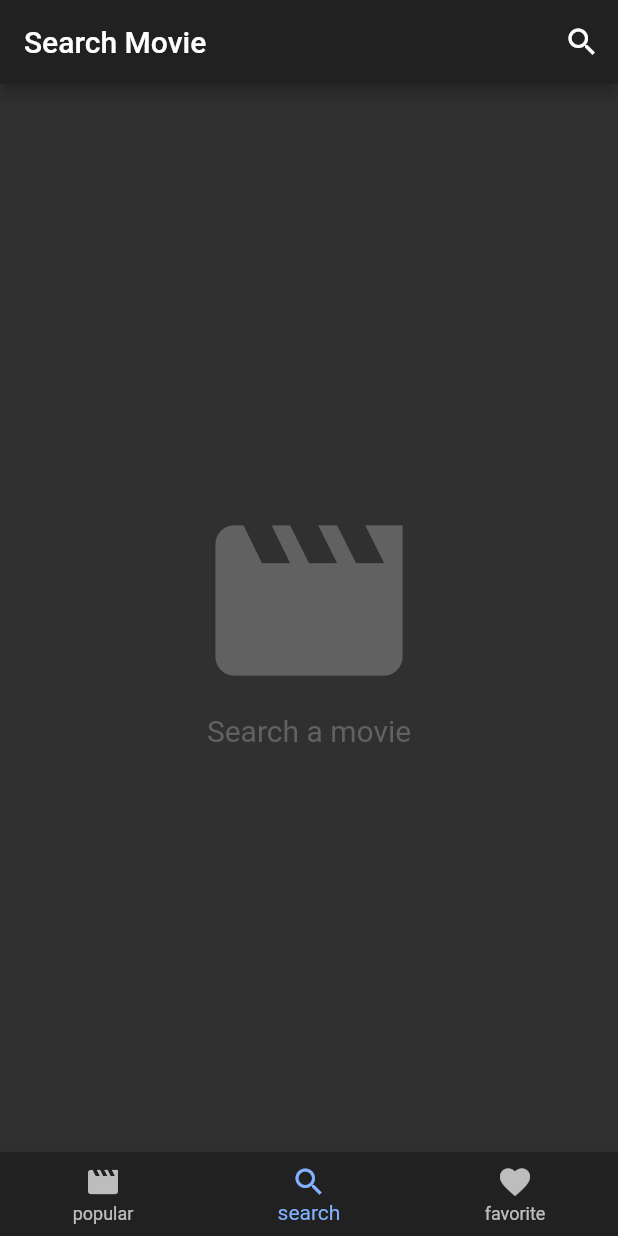
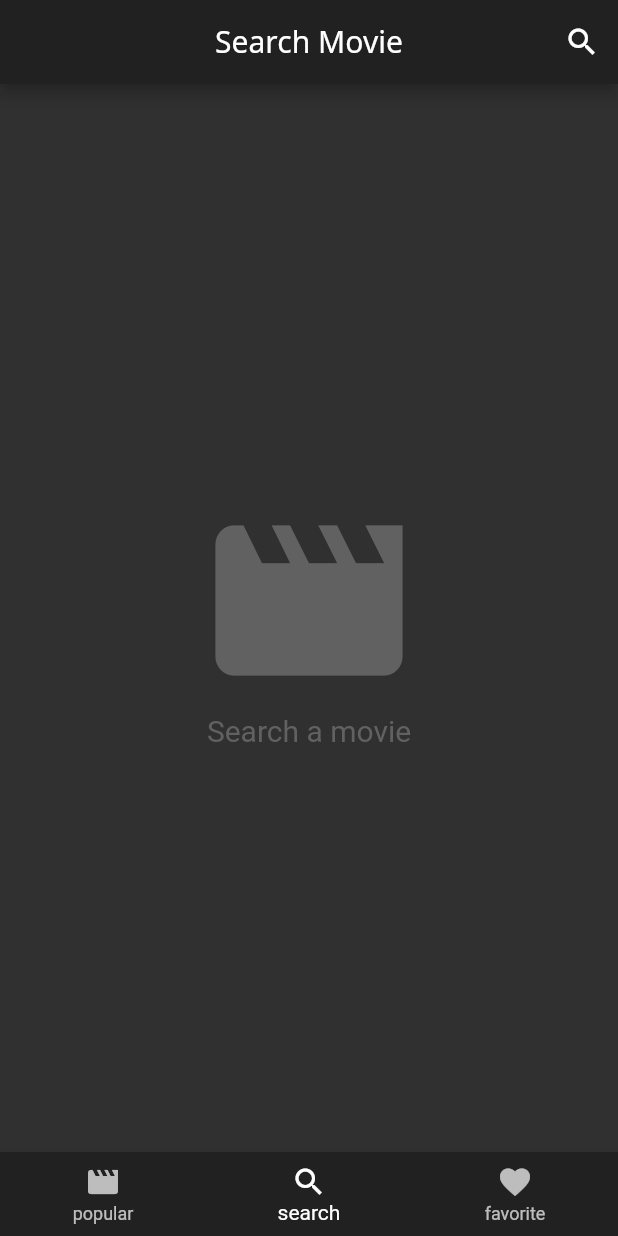
Before and after one commit to IsaiasGC/movies_app, a Flutter app: the screen it shows after launch, item 2 of the bottom bar chosen, on a phone screen of 412 x 824 dp. Run offline on Flutter 3.47's test engine with Material 2 defaults, Android fonts, the phone set to English and light mode, and no system bars; our stand-ins replace carousel_slider, dio, flutter_offline, flutter_slidable, fluttertoast, splashscreen and 1 more; accounts and stored records are empty; network calls fail; Roboto replaces fonts that are missing (Hind).

Commit message:
Mejorada la vista y estilo de fuente

```diff
--- a/lib/Dasboard.dart
+++ b/lib/Dasboard.dart
@@ -3,13 +3,13 @@ import 'package:movies_app/Favorite.dart';
 import 'package:movies_app/Popular.dart';
 import 'package:movies_app/Search.dart';
 
-class Dashboard extends StatefulWidget{
+class Dashboard extends StatefulWidget {
   const Dashboard({Key key}) : super(key: key);
   @override
   State<StatefulWidget> createState() => DashboardForm();
 }
 
-class DashboardForm extends State<Dashboard>{
+class DashboardForm extends State<Dashboard> {
   int _currentTabIndex = 0;
 
   @override
@@ -28,7 +28,7 @@ class DashboardForm extends State<Dashboard>{
     final bottomNavBar = BottomNavigationBar(
       items: _kBottmonNavBarItems,
       currentIndex: _currentTabIndex,
-      fixedColor: Colors.blueAccent[100],
+      fixedColor: Colors.white,
       type: BottomNavigationBarType.fixed,
       backgroundColor: Theme.of(context).primaryColor,
       onTap: (int index) {
@@ -38,9 +38,7 @@ class DashboardForm extends State<Dashboard>{
       },
     );
     return Scaffold(
-      body: Center(
-        child: _kTabPages[_currentTabIndex]
-      ),
+      body: Center(child: _kTabPages[_currentTabIndex]),
       bottomNavigationBar: bottomNavBar,
     );
   }
--- a/lib/Search.dart
+++ b/lib/Search.dart
@@ -39,6 +39,7 @@ class Search extends StatelessWidget{
     return Scaffold(
       appBar: AppBar(
         title: Text('Search Movie'),
+        centerTitle: true,
         actions: <Widget>[
           IconButton(
             icon: Icon(Icons.search),
--- a/lib/ViewDetails.dart
+++ b/lib/ViewDetails.dart
@@ -156,6 +156,7 @@ class ViewDetailsForm extends State<ViewDetails>{
     return Scaffold(
        appBar: AppBar(
          title: Text(movie['title']),
+         centerTitle: true,
        ),
         body: ListView(
           padding: EdgeInsets.only(bottom: 20),
--- a/lib/main.dart
+++ b/lib/main.dart
@@ -21,7 +21,7 @@ class App extends StatelessWidget{
         ),
 
         // Define the default font family.
-        fontFamily: 'Roboto',
+        fontFamily: 'NotoSans',
 
         // Define the default TextTheme. Use this to specify the default
         // text styling for headlines, titles, bodies of text, and more.
```
Also changed, not shown: lib/Splash.dart (+12 -9 lines), pubspec.yaml (+9 -16 lines), fonts/NotoSans-Bold.ttf (added), fonts/NotoSans-BoldItalic.ttf (added), fonts/NotoSans-Italic.ttf (added), fonts/NotoSans-Regular.ttf (added).
